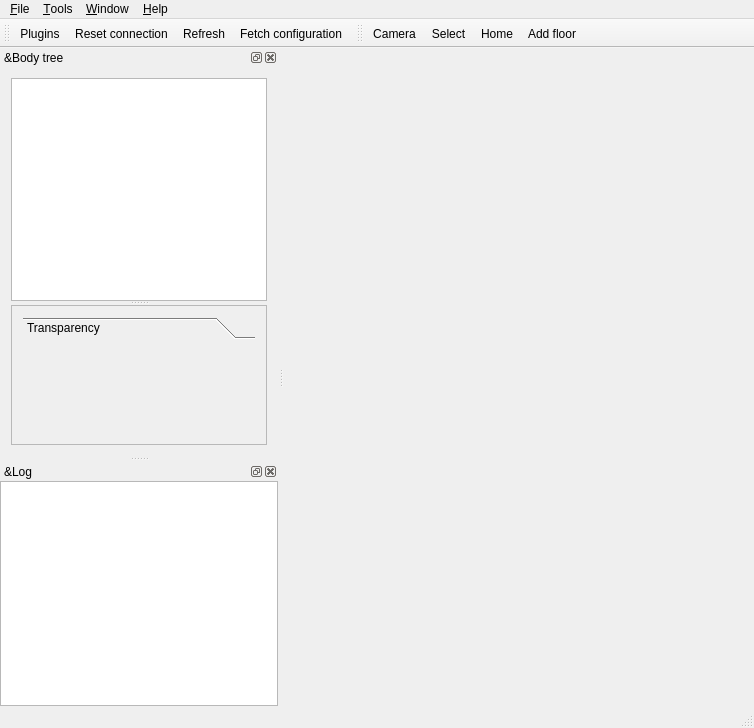
The window that include/hpp/gui/ui/mainwindow.ui (humanoid-path-planner/hpp-gui) describes before a commit, drawn with Qt 5.
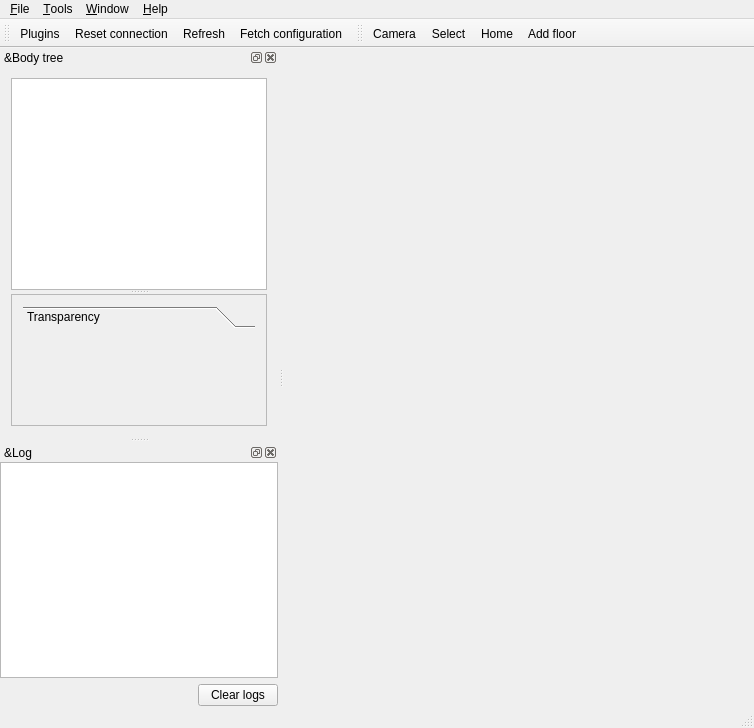
The same window after the commit. Icons and pictures are not drawn. Custom widgets are drawn as their Qt base class.

Commit message: Add button to clear the logs

Diff of the .ui file:
```diff
--- a/include/hpp/gui/ui/mainwindow.ui
+++ b/include/hpp/gui/ui/mainwindow.ui
@@ -235,6 +235,30 @@
        </property>
       </widget>
      </item>
+     <item>
+      <layout class="QHBoxLayout" name="horizontalLayout_2">
+       <item>
+        <spacer name="horizontalSpacer">
+         <property name="orientation">
+          <enum>Qt::Horizontal</enum>
+         </property>
+         <property name="sizeHint" stdset="0">
+          <size>
+           <width>40</width>
+           <height>20</height>
+          </size>
+         </property>
+        </spacer>
+       </item>
+       <item>
+        <widget class="QPushButton" name="clearLogs">
+         <property name="text">
+          <string>Clear logs</string>
+         </property>
+        </widget>
+       </item>
+      </layout>
+     </item>
     </layout>
    </widget>
   </widget>
```
Left out of the diff: 20 changed lines with no effect on the pictures.
